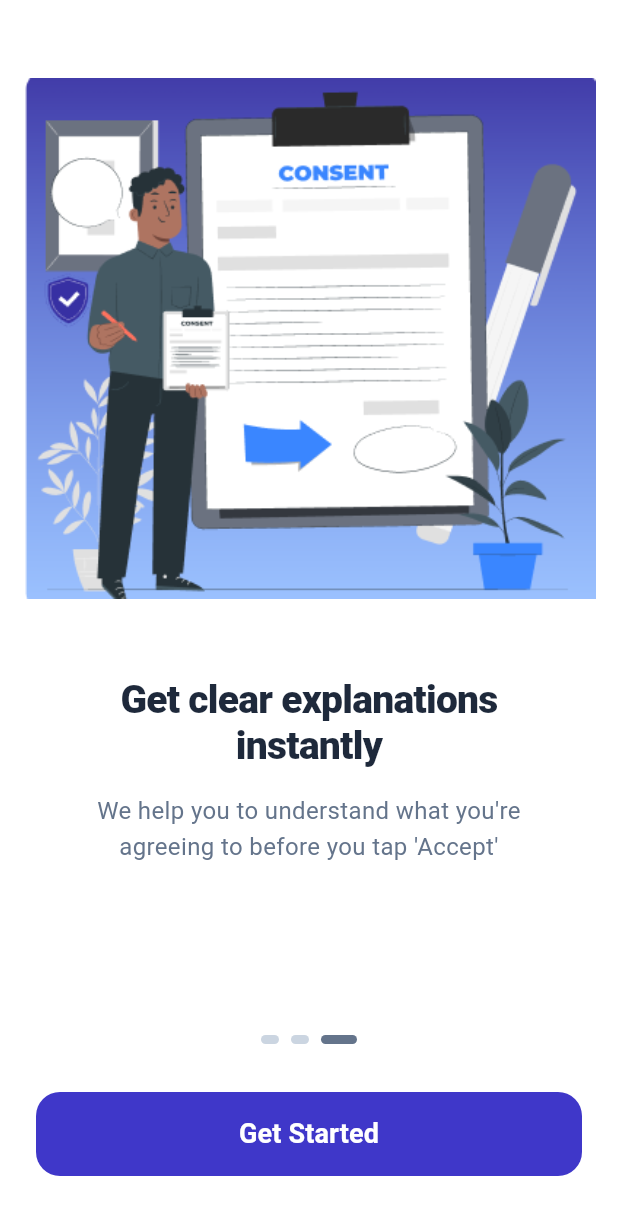
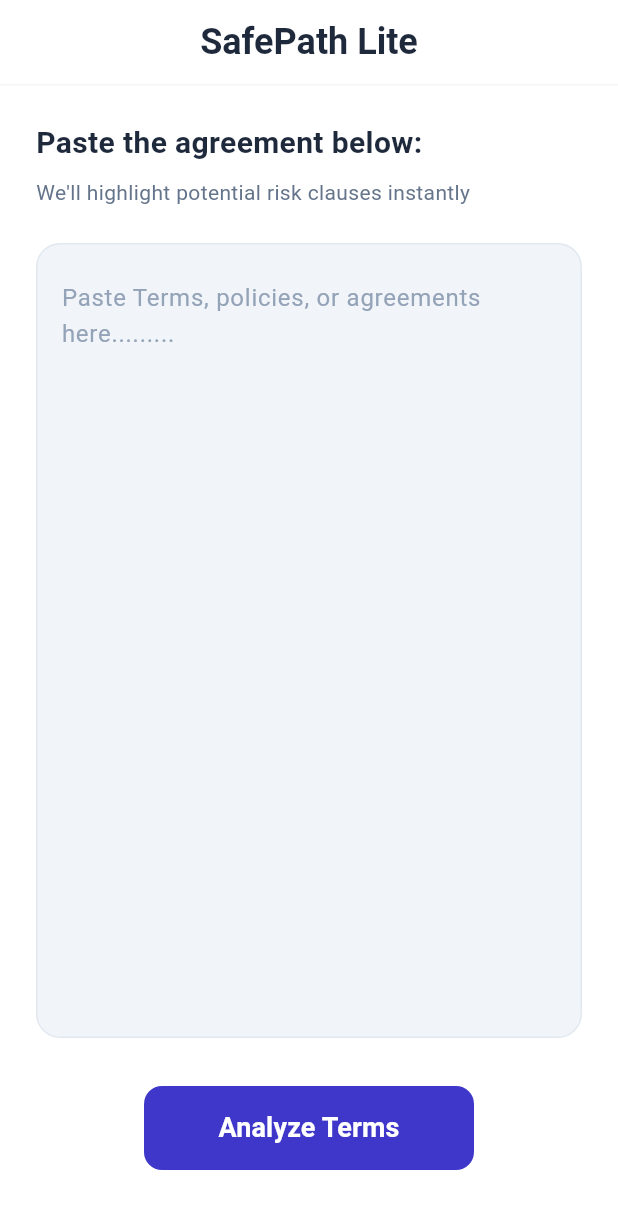
Before and after one commit to uchechi09/safepath, a Flutter app: the screen it shows after launch, after a tap on "Skip", after a tap on "Get Started", on a phone screen of 412 x 824 dp. Shown: the top 1215 px of the screen. Run offline on Flutter 3.47's test engine with Material 3 defaults, Android fonts, the phone set to English and light mode, and no system bars.

Commit message:
implememted text analysis screen and text detecting screen

```diff
--- /dev/null
+++ b/lib/pages/analyze_screen.dart
@@ -0,0 +1,276 @@
+import 'package:flutter/material.dart';
+import 'onboarding_design.dart';
+
+class AnalyzeScreen extends StatefulWidget {
+  const AnalyzeScreen({super.key});
+
+  @override
+  State<AnalyzeScreen> createState() => _AnalyzeScreenState();
+}
+
+class _AnalyzeScreenState extends State<AnalyzeScreen>
+    with TickerProviderStateMixin {
+  bool _isAnalyzing = false;
+  final TextEditingController _controller = TextEditingController();
+
+  void _startAnalysis() {
+    if (_controller.text.trim().isEmpty) {
+      ScaffoldMessenger.of(context).showSnackBar(
+        const SnackBar(content: Text('Please paste some terms first')),
+      );
+      return;
+    }
+    setState(() {
+      _isAnalyzing = true;
+    });
+
+    // Simulate analysis delay
+    Future.delayed(const Duration(seconds: 5), () {
+      if (mounted) {
+        setState(() {
+          _isAnalyzing = false;
+        });
+        // Navigation to results page would go here
+      }
+    });
+  }
+
+  @override
+  Widget build(BuildContext context) {
+    return Scaffold(
+      backgroundColor: Colors.white,
+      appBar: AppBar(
+        automaticallyImplyLeading: false,
+        backgroundColor: Colors.white,
+        elevation: 0,
+        centerTitle: true,
+        title: const Text(
+          'SafePath Lite',
+          style: TextStyle(
+            color: Color(0xFF1E293B),
+            fontWeight: FontWeight.bold,
+            fontSize: 24,
+          ),
+        ),
+        bottom: PreferredSize(
+          preferredSize: const Size.fromHeight(1),
+          child: Divider(color: Colors.grey.withValues(alpha: 0.1), height: 1),
+        ),
+      ),
+      body: SafeArea(
+        child: AnimatedSwitcher(
+          duration: const Duration(milliseconds: 500),
+          child: _isAnalyzing
+              ? _ScanningStateView()
+              : _InputStateView(
+                  controller: _controller,
+                  onAnalyze: _startAnalysis,
+                ),
+        ),
+      ),
+    );
+  }
+}
+
+class _InputStateView extends StatelessWidget {
+  final TextEditingController controller;
+  final VoidCallback onAnalyze;
+
+  const _InputStateView({required this.controller, required this.onAnalyze});
+
+  @override
+  Widget build(BuildContext context) {
+    return Padding(
+      padding: const EdgeInsets.all(24.0),
+      child: Column(
+        crossAxisAlignment: CrossAxisAlignment.start,
+        children: [
+          const Text(
+            'Paste the agreement below:',
+            style: TextStyle(
+              fontSize: 20,
+              fontWeight: FontWeight.bold,
+              color: Color(0xFF1E293B),
+            ),
+          ),
+          const SizedBox(height: 8),
+          const Text(
+            "We'll highlight potential risk clauses instantly",
+            style: TextStyle(fontSize: 14, color: Color(0xFF64748B)),
+          ),
+          const SizedBox(height: 24),
+          Expanded(
+            child: Container(
+              decoration: BoxDecoration(
+                color: const Color(0xFFF1F5F9),
+                borderRadius: BorderRadius.circular(16),
+                border: Border.all(color: const Color(0xFFE2E8F0), width: 1),
+              ),
+              padding: const EdgeInsets.all(16),
+              child: TextField(
+                controller: controller,
+                maxLines: null,
+                keyboardType: TextInputType.multiline,
+                decoration: const InputDecoration(
+                  hintText:
+                      'Paste Terms, policies, or agreements here.........',
+                  hintStyle: TextStyle(color: Color(0xFF94A3B8)),
+                  border: InputBorder.none,
+                ),
+                style: const TextStyle(fontSize: 16, color: Color(0xFF1E293B)),
+              ),
+            ),
+          ),
+          const SizedBox(height: 32),
+          Center(
+            child: ElevatedButton(
+              onPressed: onAnalyze,
+              style: ElevatedButton.styleFrom(
+                backgroundColor: OnboardingDesign.primaryBlue,
+                foregroundColor: Colors.white,
+                minimumSize: const Size(220, 56),
+                shape: RoundedRectangleBorder(
+                  borderRadius: BorderRadius.circular(12),
+                ),
+                elevation: 0,
+              ),
+              child: const Text(
+                'Analyze Terms',
+                style: TextStyle(fontSize: 18, fontWeight: FontWeight.w600),
+              ),
+            ),
+          ),
+          const SizedBox(height: 20),
+        ],
+      ),
+    );
+  }
+}
+
+class _ScanningStateView extends StatefulWidget {
+  @override
+  State<_ScanningStateView> createState() => _ScanningStateViewState();
+}
+
+class _ScanningStateViewState extends State<_ScanningStateView>
+    with SingleTickerProviderStateMixin {
+  late AnimationController _controller;
+
+  @override
+  void initState() {
+    super.initState();
+    _controller = AnimationController(
+      vsync: this,
+      duration: const Duration(seconds: 2),
+    )..repeat();
+  }
+
+  @override
+  void dispose() {
+    _controller.dispose();
+    super.dispose();
+  }
+
+  @override
+  Widget build(BuildContext context) {
+    return Padding(
+      padding: const EdgeInsets.all(40.0),
+      child: Column(
+        mainAxisAlignment: MainAxisAlignment.start,
+        children: [
+          const SizedBox(height: 20),
+          // Animated Scanning Bar
+          ClipRRect(
+            borderRadius: BorderRadius.circular(4),
+            child: LinearProgressIndicator(
+              minHeight: 8,
+              backgroundColor: const Color(0xFFE2E8F0),
+              valueColor: const AlwaysStoppedAnimation<Color>(
+                OnboardingDesign.primaryBlue,
+              ),
+            ),
+          ),
+          const SizedBox(height: 60),
+          // Visual Representation of document scanning
+          Container(
+            height: 180,
+            width: double.infinity,
+            decoration: BoxDecoration(
+              color: const Color(0xFFF1F5F9),
+              borderRadius: BorderRadius.circular(16),
+              border: Border.all(color: const Color(0xFFE2E8F0)),
+            ),
+            child: Stack(
+              children: [
+                // Simulating scanned lines
+                Padding(
+                  padding: const EdgeInsets.all(24.0),
+                  child: Column(
+                    children: List.generate(
+                      8,
+                      (index) => Container(
+                        height: 6,
+                        margin: const EdgeInsets.only(bottom: 8),
+                        width: index % 2 == 0 ? double.infinity : 200,
+                        color: const Color(0xFFCBD5E1),
+                      ),
+                    ),
+                  ),
+                ),
+                // Scanning Line Animation
+                AnimatedBuilder(
+                  animation: _controller,
+                  builder: (context, child) {
+                    return Positioned(
+                      top: 180 * _controller.value,
+                      left: 0,
+                      right: 0,
+                      child: Container(
+                        height: 2,
+                        decoration: BoxDecoration(
+                          boxShadow: [
+                            BoxShadow(
+                              color: OnboardingDesign.primaryBlue.withValues(
+                                alpha: 0.5,
+                              ),
+                              blurRadius: 10,
+                              spreadRadius: 2,
+                            ),
+                          ],
+                          color: OnboardingDesign.primaryBlue,
+                        ),
+                      ),
+                    );
+                  },
+                ),
+              ],
+            ),
+          ),
+          const SizedBox(height: 100),
+          const Column(
+            crossAxisAlignment: CrossAxisAlignment.start,
+            children: [
+              Text(
+                'Analyzing content..........',
+                style: TextStyle(
+                  fontSize: 20,
+                  fontWeight: FontWeight.bold,
+                  color: Color(0xFF1E293B),
+                ),
+              ),
+              SizedBox(height: 12),
+              Text(
+                'Detecting risky clauses..............',
+                style: TextStyle(
+                  fontSize: 14,
+                  fontStyle: FontStyle.italic,
+                  color: Color(0xFF94A3B8),
+                ),
+              ),
+            ],
+          ),
+        ],
+      ),
+    );
+  }
+}
--- a/lib/pages/onboarding_screen.dart
+++ b/lib/pages/onboarding_screen.dart
@@ -1,5 +1,6 @@
 import 'package:flutter/material.dart';
 import 'onboarding_design.dart';
+import 'analyze_screen.dart';
 
 class OnboardingScreen extends StatefulWidget {
   const OnboardingScreen({super.key});
@@ -74,7 +75,12 @@ class _OnboardingScreenState extends State<OnboardingScreen> {
                   if (_currentPage == _onboardingData.length - 1)
                     ElevatedButton(
                       onPressed: () {
-                        // Navigate to home screen
+                        Navigator.push(
+                          context,
+                          MaterialPageRoute(
+                            builder: (context) => const AnalyzeScreen(),
+                          ),
+                        );
                       },
                       style: ElevatedButton.styleFrom(
                         backgroundColor: OnboardingDesign.primaryBlue,
```
